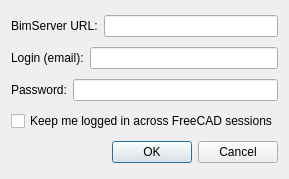
This is src/Mod/BIM/Resources/ui/DialogBimServerLogin.ui in southseact-3d/fcd as Qt 5 draws it before an edit. The edited form follows.
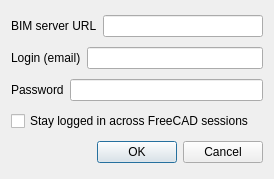
This is the edited form.

The edit to the form file:
```diff
--- a/src/Mod/BIM/Resources/ui/DialogBimServerLogin.ui
+++ b/src/Mod/BIM/Resources/ui/DialogBimServerLogin.ui
@@ -19,7 +19,7 @@
      <item>
       <widget class="QLabel" name="label_2">
        <property name="text">
-        <string>BimServer URL:</string>
+        <string>BIM server URL</string>
        </property>
       </widget>
      </item>
@@ -33,7 +33,7 @@
      <item>
       <widget class="QLabel" name="label">
        <property name="text">
-        <string>Login (email):</string>
+        <string>Login (email)</string>
        </property>
       </widget>
      </item>
@@ -47,7 +47,7 @@
      <item>
       <widget class="QLabel" name="label_3">
        <property name="text">
-        <string>Password:</string>
+        <string>Password</string>
        </property>
       </widget>
      </item>
@@ -59,7 +59,7 @@
    <item>
     <widget class="QCheckBox" name="checkStore">
      <property name="text">
-      <string>Keep me logged in across FreeCAD sessions</string>
+      <string>Stay logged in across FreeCAD sessions</string>
      </property>
     </widget>
    </item>
```
